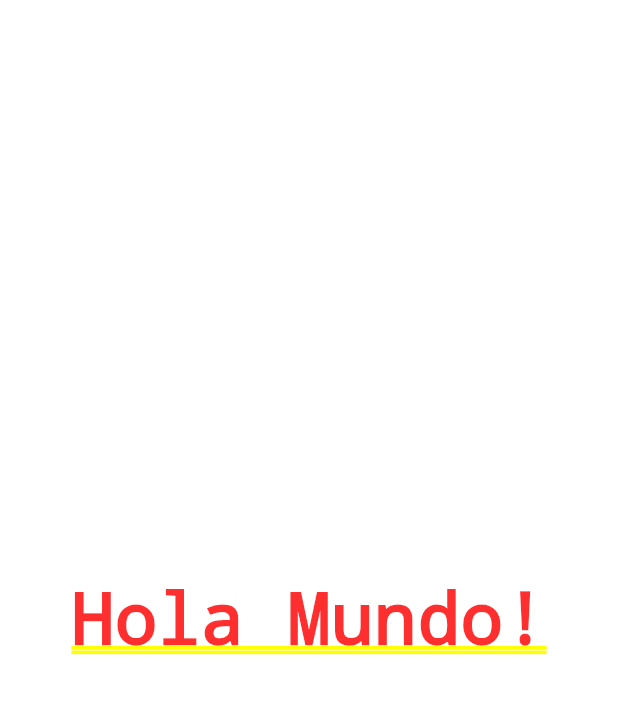
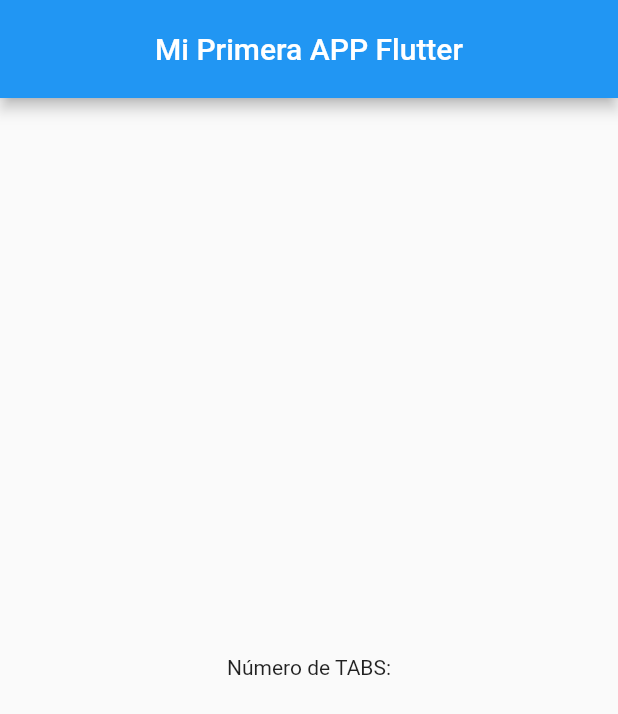
Before and after one commit to bionet930/DART, a Flutter app: the screen it shows after launch, on a phone screen of 412 x 824 dp. Shown: the top 714 px of the screen. Run offline on Flutter 3.47's test engine with Material 2 defaults, Android fonts, the phone set to English and light mode, and no system bars.

Commit message:
Home_Page

```diff
--- a/contador/lib/src/app.dart
+++ b/contador/lib/src/app.dart
@@ -1,5 +1,5 @@
+import 'package:contador/src/pages/home_page.dart';
 import 'package:flutter/material.dart';
-
 
 class MyApp extends StatelessWidget{
 
@@ -8,7 +8,7 @@ class MyApp extends StatelessWidget{
     // TODO: implement build
     return MaterialApp(
       home: Center(
-        child: Text('Hola Mundo!'),
+        child: HomePage(),
       ),
     );
 
--- /dev/null
+++ b/contador/lib/src/pages/home_page.dart
@@ -0,0 +1,25 @@
+import 'package:flutter/material.dart';
+
+
+class HomePage extends StatelessWidget{
+
+@override
+  Widget build(BuildContext context) {
+    // TODO: implement build
+    return Scaffold (
+
+      appBar: AppBar(
+        title: Text('Mi Primera APP Flutter'),
+        centerTitle: true,
+        toolbarHeight: 65.35,
+      ),
+      body: Center(
+        child: Text('Número de TABS:'),
+      ),
+
+
+    );
+  }
+
+
+}
```
